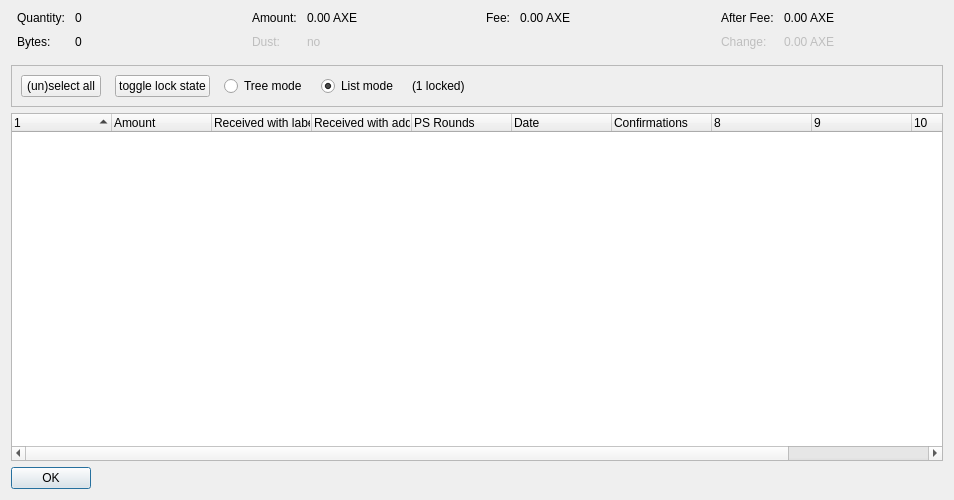
First picture: the form in src/qt/forms/coincontroldialog.ui, repository AXErunners/axe, before the edit.
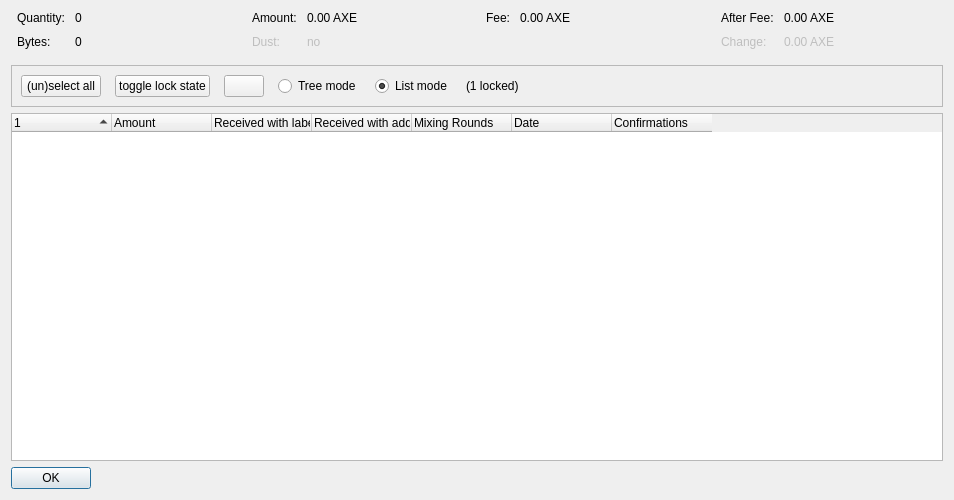
Second picture: the form after the edit. Custom widgets are drawn as their Qt base class.

Patch:
```diff
--- a/src/qt/forms/coincontroldialog.ui
+++ b/src/qt/forms/coincontroldialog.ui
@@ -277,7 +277,7 @@
      </property>
      <layout class="QHBoxLayout" name="horizontalLayout">
       <item>
-       <layout class="QHBoxLayout" name="horizontalLayoutPanel" stretch="0,0,0,0,0,0">
+       <layout class="QHBoxLayout" name="horizontalLayoutPanel" stretch="0,0,0,0,0,0,0">
         <property name="spacing">
          <number>14</number>
         </property>
@@ -313,6 +313,22 @@
           </property>
          </widget>
         </item>
+        <item>
+         <widget class="QPushButton" name="hideButton">
+          <property name="sizePolicy">
+           <sizepolicy hsizetype="Maximum" vsizetype="Fixed">
+            <horstretch>0</horstretch>
+            <verstretch>0</verstretch>
+           </sizepolicy>
+          </property>
+          <property name="text">
+           <string/>
+          </property>
+          <property name="autoDefault">
+           <bool>false</bool>
+          </property>
+         </widget>
+        </item>
         <item>
          <widget class="QRadioButton" name="radioTreeMode">
           <property name="sizePolicy">
@@ -376,7 +392,7 @@
       <bool>false</bool>
      </property>
      <property name="columnCount">
-      <number>11</number>
+      <number>7</number>
      </property>
      <attribute name="headerShowSortIndicator" stdset="0">
       <bool>true</bool>
@@ -406,7 +422,7 @@
      </column>
      <column>
       <property name="text">
-       <string>PS Rounds</string>
+       <string>Mixing Rounds</string>
       </property>
      </column>
      <column>
@@ -422,26 +438,6 @@
        <string>Confirmed</string>
       </property>
      </column>
-     <column>
-      <property name="text">
-       <string/>
-      </property>
-     </column>
-     <column>
-      <property name="text">
-       <string/>
-      </property>
-     </column>
-     <column>
-      <property name="text">
-       <string/>
-      </property>
-     </column>
-     <column>
-      <property name="text">
-       <string/>
-      </property>
-     </column>
     </widget>
    </item>
    <item>
```
